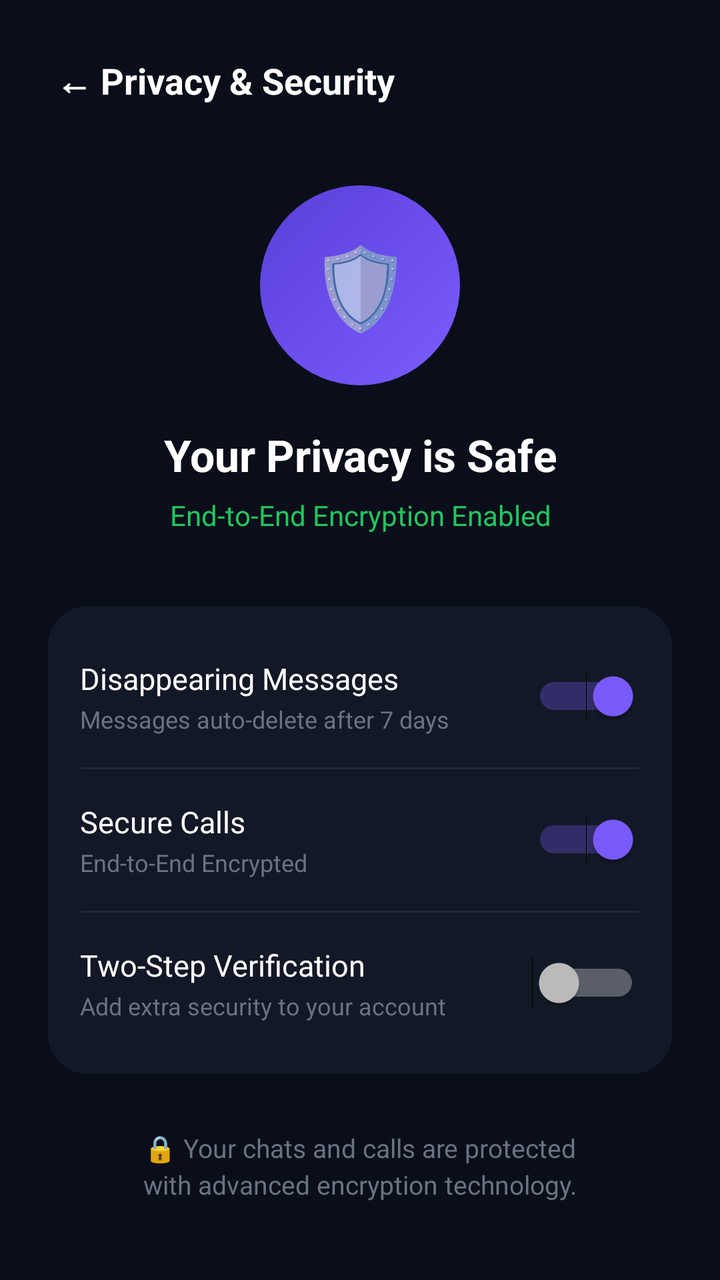
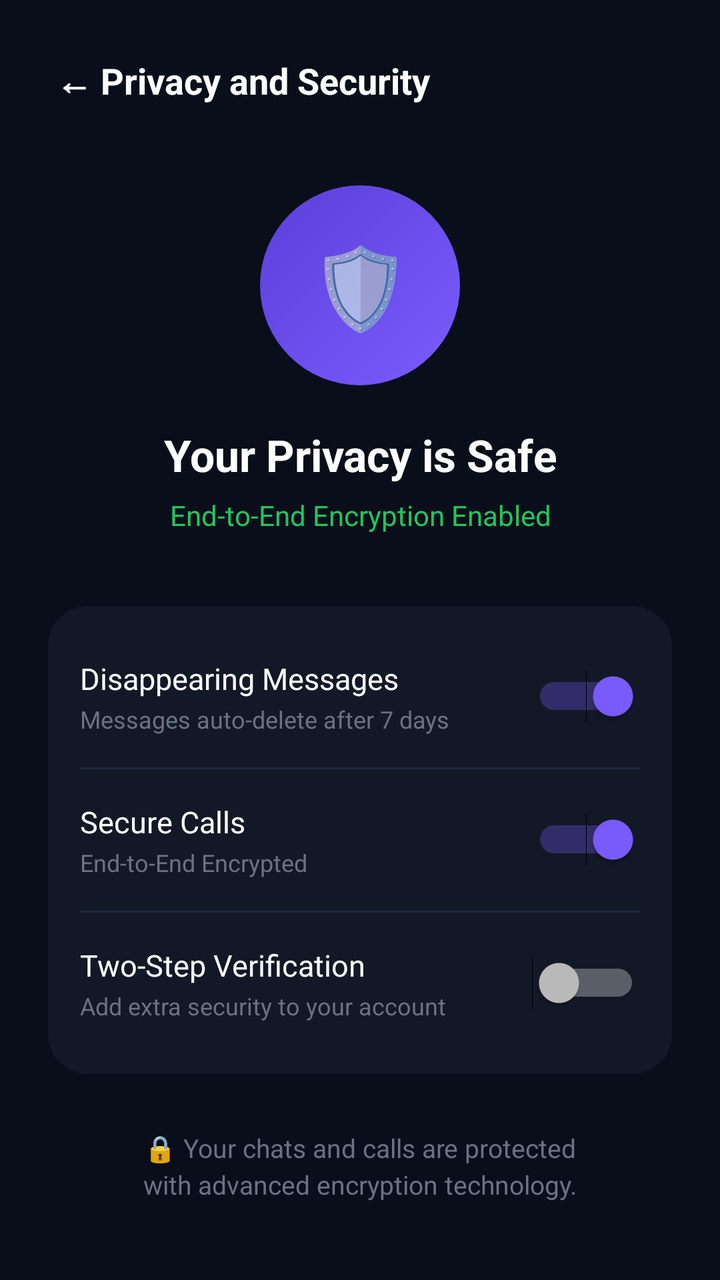

Two renders of the same Android screen: before a commit and after it. Below are the layout's source before the change and the commit's diff.
<!-- AndroidManifest.xml: application theme AppTheme -->
<!-- res/layout/activity_privacy.xml -->
<?xml version="1.0" encoding="utf-8"?>
<LinearLayout xmlns:android="http://schemas.android.com/apk/res/android"
    android:layout_width="match_parent"
    android:layout_height="match_parent"
    android:orientation="vertical"
    android:background="#0A0E1A"
    android:padding="24dp">

    <TextView
        android:id="@+id/btnBackPrivacy"
        android:layout_width="wrap_content"
        android:layout_height="wrap_content"
        android:text="← Privacy &amp; Security"
        android:textColor="#FFFFFF"
        android:textSize="18sp"
        android:textStyle="bold"
        android:padding="4dp" />

    <FrameLayout
        android:layout_width="100dp"
        android:layout_height="100dp"
        android:layout_gravity="center_horizontal"
        android:layout_marginTop="36dp">
        <View
            android:layout_width="match_parent"
            android:layout_height="match_parent"
            android:background="@drawable/bg_circle_purple" />
        <TextView
            android:layout_width="match_parent"
            android:layout_height="match_parent"
            android:gravity="center"
            android:text="🛡️"
            android:textSize="40sp" />
    </FrameLayout>

    <TextView
        android:layout_width="match_parent"
        android:layout_height="wrap_content"
        android:layout_marginTop="20dp"
        android:gravity="center"
        android:text="Your Privacy is Safe"
        android:textColor="#FFFFFF"
        android:textSize="22sp"
        android:textStyle="bold" />

    <TextView
        android:layout_width="match_parent"
        android:layout_height="wrap_content"
        android:layout_marginTop="6dp"
        android:gravity="center"
        android:text="End-to-End Encryption Enabled"
        android:textColor="#22C55E"
        android:textSize="14sp" />

    <LinearLayout
        android:layout_width="match_parent"
        android:layout_height="wrap_content"
        android:orientation="vertical"
        android:background="@drawable/bg_card"
        android:padding="16dp"
        android:layout_marginTop="36dp">

        <LinearLayout
            android:layout_width="match_parent"
            android:layout_height="wrap_content"
            android:orientation="horizontal"
            android:gravity="center_vertical"
            android:paddingVertical="10dp">
            <LinearLayout
                android:layout_width="0dp"
                android:layout_height="wrap_content"
                android:layout_weight="1"
                android:orientation="vertical">
                <TextView android:layout_width="wrap_content" android:layout_height="wrap_content" android:text="Disappearing Messages" android:textColor="#FFFFFF" android:textSize="15sp"/>
                <TextView android:layout_width="wrap_content" android:layout_height="wrap_content" android:text="Messages auto-delete after 7 days" android:textColor="#6B7280" android:textSize="12sp" android:layout_marginTop="2dp"/>
            </LinearLayout>
            <Switch android:id="@+id/switchDisappear" android:layout_width="wrap_content" android:layout_height="wrap_content" android:checked="true"/>
        </LinearLayout>

        <View android:layout_width="match_parent" android:layout_height="1dp" android:background="#1E293B" android:layout_marginVertical="6dp"/>

        <LinearLayout
            android:layout_width="match_parent"
            android:layout_height="wrap_content"
            android:orientation="horizontal"
            android:gravity="center_vertical"
            android:paddingVertical="10dp">
            <LinearLayout
                android:layout_width="0dp"
                android:layout_height="wrap_content"
                android:layout_weight="1"
                android:orientation="vertical">
                <TextView android:layout_width="wrap_content" android:layout_height="wrap_content" android:text="Secure Calls" android:textColor="#FFFFFF" android:textSize="15sp"/>
                <TextView android:layout_width="wrap_content" android:layout_height="wrap_content" android:text="End-to-End Encrypted" android:textColor="#6B7280" android:textSize="12sp" android:layout_marginTop="2dp"/>
            </LinearLayout>
            <Switch android:id="@+id/switchSecureCalls" android:layout_width="wrap_content" android:layout_height="wrap_content" android:checked="true"/>
        </LinearLayout>

        <View android:layout_width="match_parent" android:layout_height="1dp" android:background="#1E293B" android:layout_marginVertical="6dp"/>

        <LinearLayout
            android:layout_width="match_parent"
            android:layout_height="wrap_content"
            android:orientation="horizontal"
            android:gravity="center_vertical"
            android:paddingVertical="10dp">
            <LinearLayout
                android:layout_width="0dp"
                android:layout_height="wrap_content"
                android:layout_weight="1"
                android:orientation="vertical">
                <TextView android:layout_width="wrap_content" android:layout_height="wrap_content" android:text="Two-Step Verification" android:textColor="#FFFFFF" android:textSize="15sp"/>
                <TextView android:layout_width="wrap_content" android:layout_height="wrap_content" android:text="Add extra security to your account" android:textColor="#6B7280" android:textSize="12sp" android:layout_marginTop="2dp"/>
            </LinearLayout>
            <Switch android:id="@+id/switch2FA" android:layout_width="wrap_content" android:layout_height="wrap_content" android:checked="false"/>
        </LinearLayout>
    </LinearLayout>

    <TextView
        android:layout_width="match_parent"
        android:layout_height="wrap_content"
        android:layout_marginTop="28dp"
        android:gravity="center"
        android:text="🔒 Your chats and calls are protected\nwith advanced encryption technology."
        android:textColor="#6B7280"
        android:textSize="13sp"
        android:lineSpacingExtra="3dp" />
</LinearLayout>
<!-- resources referenced by this layout -->
<resources>
  <!-- drawable bg_card (drawable) -->
  <?xml version="1.0" encoding="utf-8"?>
  <shape xmlns:android="http://schemas.android.com/apk/res/android" android:shape="rectangle">
      <solid android:color="#121826"/>
      <corners android:radius="20dp"/>
  </shape>
  <!-- drawable bg_circle_purple (drawable) -->
  <?xml version="1.0" encoding="utf-8"?>
  <shape xmlns:android="http://schemas.android.com/apk/res/android" android:shape="oval">
      <gradient android:startColor="#7B5CFF" android:endColor="#5A3FD9" android:angle="135"/>
  </shape>
  <style name="AppTheme" parent="@android:style/Theme.Material.NoActionBar">
          <item name="android:fontFamily">sans-serif</item>
          <item name="android:colorAccent">#7B5CFF</item>
          <item name="android:navigationBarColor">#0A0E1A</item>
          <item name="android:statusBarColor">#0A0E1A</item>
          <item name="android:windowLightStatusBar">false</item>
          <item name="android:windowBackground">#0A0E1A</item>
          <item name="android:textColorPrimary">#FFFFFF</item>
          <item name="android:textColorSecondary">#A0AEC0</item>
      </style>
</resources>

<!-- the commit's change to res/layout/activity_privacy.xml (unified diff, before → after) -->
@@ -10,7 +10,7 @@
         android:id="@+id/btnBackPrivacy"
         android:layout_width="wrap_content"
         android:layout_height="wrap_content"
-        android:text="← Privacy &amp; Security"
+        android:text="← Privacy and Security"
         android:textColor="#FFFFFF"
         android:textSize="18sp"
         android:textStyle="bold"
